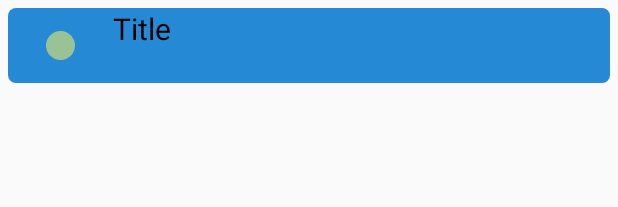
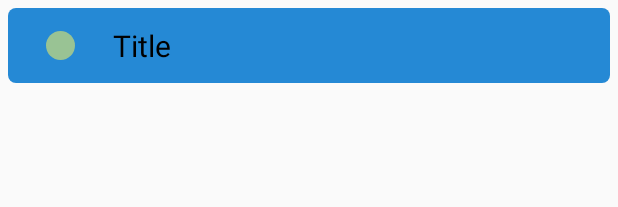
Before and after one commit to sanjeevkr04/Notes, an Android app: the layout note.xml on its own in the app's theme, with its tools: preview values and no code run, on a phone screen of 412 x 824 dp. Shown: the top 207 px of the screen. Run offline under Robolectric (Android 15) with nearby library versions, the phone set to English and light mode, and no system bars.

Commit message:
UI updated

```diff
--- a/app/src/main/res/layout/note.xml
+++ b/app/src/main/res/layout/note.xml
@@ -17,7 +17,7 @@
         android:id="@+id/note_title"
         android:layout_width="match_parent"
         android:layout_height="match_parent"
-        android:gravity="start"
+        android:gravity="start|center_vertical"
         android:text="Title"
         android:textColor="@android:color/background_dark"
         android:textSize="20sp" />
```
Also changed, not shown: app/src/main/res/layout/activity_note.xml (+4 -3 lines).
